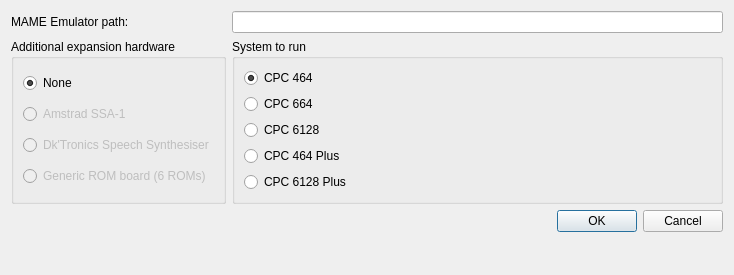
This is res/ide_emuprop.ui in mahlemiut/cpcbuilder as Qt 5 draws it before an edit. The edited form follows.
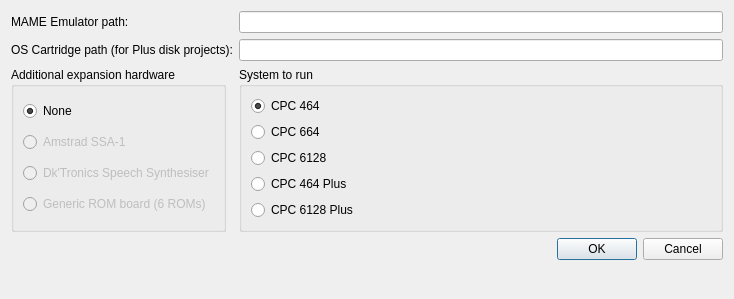
This is the edited form.

Commit message: add simple project test option via MAME

Patch:
```diff
--- a/res/ide_emuprop.ui
+++ b/res/ide_emuprop.ui
@@ -7,7 +7,7 @@
     <x>0</x>
     <y>0</y>
     <width>734</width>
-    <height>275</height>
+    <height>299</height>
    </rect>
   </property>
   <property name="windowTitle">
@@ -17,20 +17,6 @@
    <property name="fieldGrowthPolicy">
     <enum>QFormLayout::AllNonFixedFieldsGrow</enum>
    </property>
-   <item row="2" column="0">
-    <widget class="QLabel" name="label">
-     <property name="text">
-      <string>MAME Emulator path:</string>
-     </property>
-    </widget>
-   </item>
-   <item row="2" column="1">
-    <widget class="QLineEdit" name="dlg_emupath">
-     <property name="toolTip">
-      <string>Full path to MESS executable</string>
-     </property>
-    </widget>
-   </item>
    <item row="4" column="1">
     <widget class="QDialogButtonBox" name="buttonBox">
      <property name="orientation">
@@ -146,6 +132,30 @@
      </layout>
     </widget>
    </item>
+   <item row="0" column="0">
+    <widget class="QLabel" name="label">
+     <property name="text">
+      <string>MAME Emulator path:</string>
+     </property>
+    </widget>
+   </item>
+   <item row="0" column="1">
+    <widget class="QLineEdit" name="dlg_emupath">
+     <property name="toolTip">
+      <string>Full path to MESS executable</string>
+     </property>
+    </widget>
+   </item>
+   <item row="1" column="0">
+    <widget class="QLabel" name="dlg_label_ospath">
+     <property name="text">
+      <string>OS Cartridge path (for Plus disk projects):</string>
+     </property>
+    </widget>
+   </item>
+   <item row="1" column="1">
+    <widget class="QLineEdit" name="dlg_opt_ospath"/>
+   </item>
   </layout>
  </widget>
  <resources/>
```
The commit also changes 6 other files.
